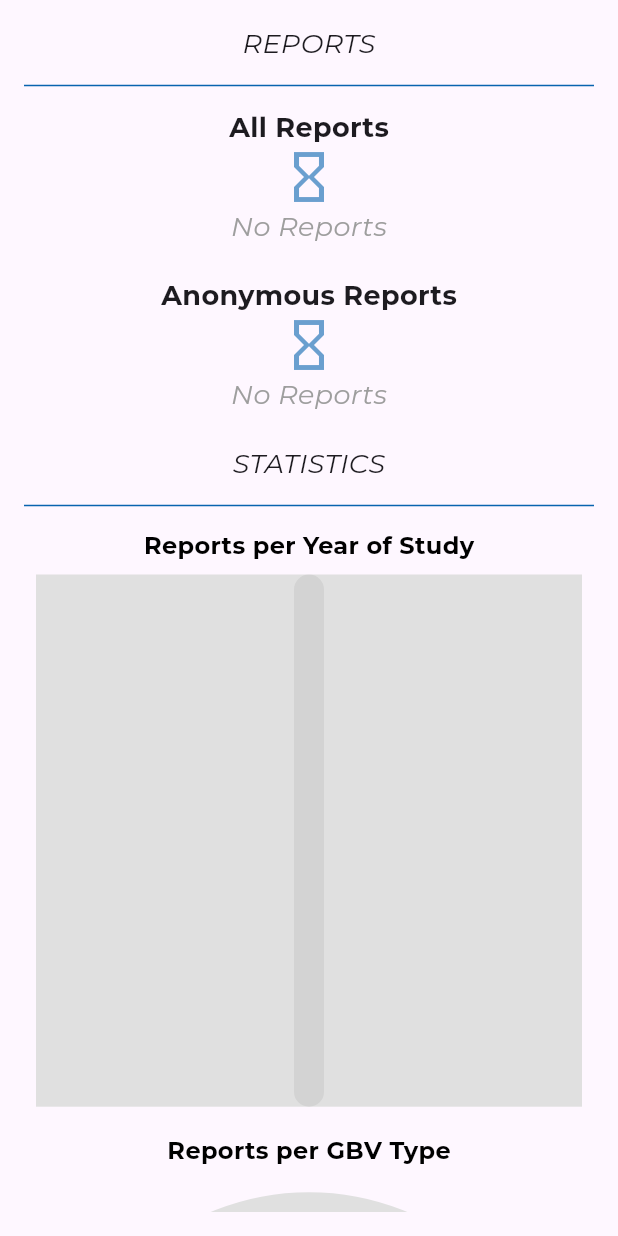
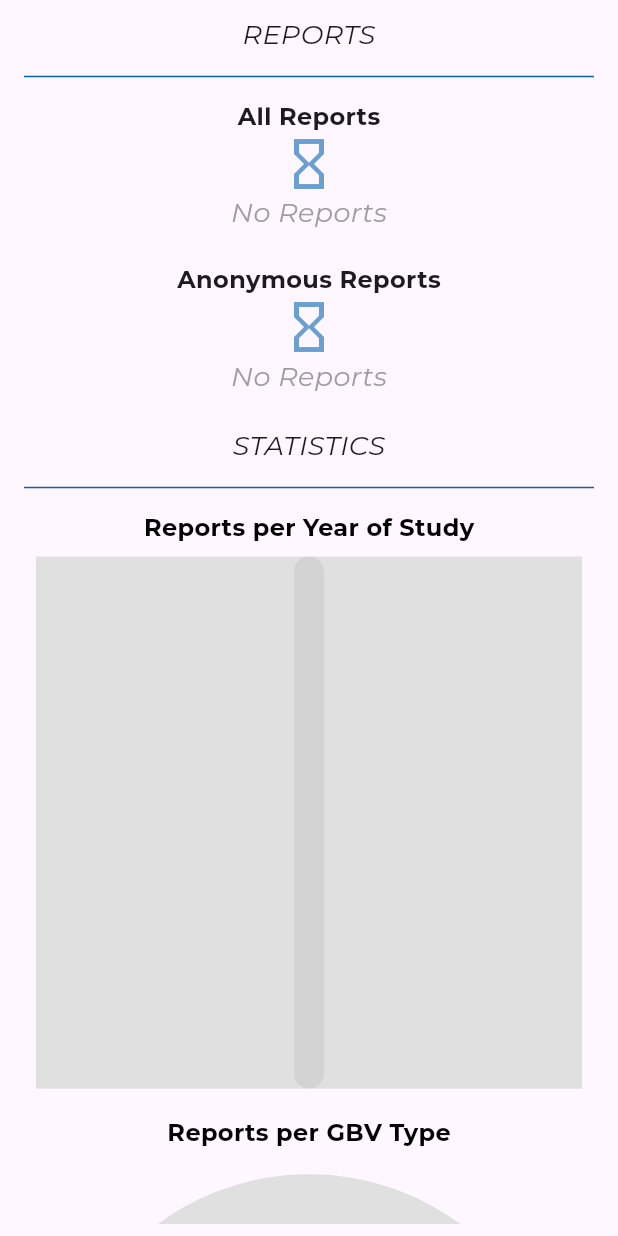
Before and after one commit to FYP-UniSafe/frontend-mobile, a Flutter app: the GDDashboard screen opened directly, on a phone screen of 412 x 824 dp. Run offline on Flutter 3.47's test engine with Material 3 defaults, Android fonts, the phone set to English and light mode, and no system bars; drawn by our look-alikes of fl_chart; our stand-ins replace email_validator, file_picker, flutter_dotenv, flutter_linkify, flutter_secure_storage, google_generative_ai and 4 more; missing offline and left inert: flutter_libphonenumber; accounts and stored records are empty; network calls fail; project files that could hold a hidden picture were left out.

Commit message:
Adjusted Screen Padding

```diff
--- a/lib/screens/main/counsel/book_counsel.dart
+++ b/lib/screens/main/counsel/book_counsel.dart
@@ -121,9 +121,12 @@ class _BookCounselState extends State<BookCounsel> {
       body: SizedBox(
         height: MediaQuery.of(context).size.height * 0.98,
         child: Padding(
-          padding: EdgeInsets.all(16.0),
+          padding: EdgeInsets.only(left: 16.0, right: 16.0),
           child: Column(
             children: [
+              SizedBox(
+                height: 10,
+              ),
               Expanded(
                 child: Form(
                   key: _formKey,
--- a/lib/screens/main/gd_dashboard.dart
+++ b/lib/screens/main/gd_dashboard.dart
@@ -31,7 +31,6 @@ class _GDDashboardState extends State<GDDashboard> {
   List<AbuseReport> _abuses = [];
   late ReportProvider _reportProvider;
 
-
   @override
   void didChangeDependencies() {
     super.didChangeDependencies();
@@ -47,9 +46,8 @@ class _GDDashboardState extends State<GDDashboard> {
   void initState() {
     WidgetsBinding.instance.addObserver(_appStateObserver);
     super.initState();
-    Future.microtask(() =>
-        Provider.of<ReportProvider>(context, listen: false)
-            .getGenderDeskReports());
+    Future.microtask(() => Provider.of<ReportProvider>(context, listen: false)
+        .getGenderDeskReports());
   }
 
   @override
@@ -62,15 +60,19 @@ class _GDDashboardState extends State<GDDashboard> {
   Widget build(BuildContext context) {
     return Scaffold(
       body: Padding(
-        padding: EdgeInsets.all(16.0),
+        padding: EdgeInsets.only(left: 16.0, right: 16.0),
         child: SizedBox(
           height: MediaQuery.of(context).size.height * 0.99,
           child: RefreshIndicator(
             onRefresh: _reportProvider.getGenderDeskReports,
+            color: Color.fromRGBO(8, 100, 175, 1),
             child: SingleChildScrollView(
               child: Column(
                 mainAxisAlignment: MainAxisAlignment.start,
                 children: [
+                  SizedBox(
+                    height: 10,
+                  ),
                   Text(
                     'REPORTS',
                     style: TextStyle(fontSize: 18.0),
@@ -79,20 +81,34 @@ class _GDDashboardState extends State<GDDashboard> {
                     height: 30.0,
                     color: Color.fromRGBO(8, 100, 175, 1.0),
                   ),
-                  Text('All Reports',
-                      style: TextStyle(
-                          fontSize: 18,
-                          fontWeight: FontWeight.bold)),
+                  Text(
+                    'All Reports',
+                    style: TextStyle(
+                      fontSize: 16,
+                      fontWeight: FontWeight.bold,
+                    ),
+                  ),
                   _reports.isNotEmpty
-                      ? Column(children: _reports.map((report) => _reportsTile(report: report)).toList(),)
+                      ? Column(
+                          children: _reports
+                              .map((report) => _reportsTile(report: report))
+                              .toList(),
+                        )
                       : _buildNoReportsView(),
                   SizedBox(height: 20),
-                  Text('Anonymous Reports',
-                      style: TextStyle(
-                          fontSize: 18,
-                          fontWeight: FontWeight.bold)),
+                  Text(
+                    'Anonymous Reports',
+                    style: TextStyle(
+                      fontSize: 16,
+                      fontWeight: FontWeight.bold,
+                    ),
+                  ),
                   _anonymousReports.isNotEmpty
-                      ? Column(children: _anonymousReports.map((report) => _reportsTile(report: report)).toList(),)
+                      ? Column(
+                          children: _anonymousReports
+                              .map((report) => _reportsTile(report: report))
+                              .toList(),
+                        )
                       : _buildNoReportsView(),
                   SizedBox(
                     height: 20,
@@ -148,10 +164,7 @@ class _GDDashboardState extends State<GDDashboard> {
                         padding: EdgeInsets.all(8.0),
                         child: BarChart(
                           BarChartData(
-                            barGroups: _perYear
-                                .asMap()
-                                .entries
-                                .map((entry) {
+                            barGroups: _perYear.asMap().entries.map((entry) {
                               int index = entry.key;
                               ReportDataPerYear data = entry.value;
                               return BarChartGroupData(
@@ -213,8 +226,7 @@ class _GDDashboardState extends State<GDDashboard> {
                                     int index = value.toInt();
                                     if (index % 2 == 0 &&
                                         index >= 0 &&
-                                        index <
-                                            _perYear.length) {
+                                        index < _perYear.length) {
                                       return Text(
                                         _perYear[index].year,
                                         style: TextStyle(color: Colors.black),
@@ -283,7 +295,7 @@ class _GDDashboardState extends State<GDDashboard> {
                       child: PieChart(
                         PieChartData(
                           sections: _getSections(_abuses),
-                          startDegreeOffset: 0,
+                          startDegreeOffset: 20,
                           sectionsSpace: 2,
                           pieTouchData: PieTouchData(
                             touchCallback:
@@ -418,7 +430,6 @@ class _GDDashboardState extends State<GDDashboard> {
     return ListView(
       shrinkWrap: true,
       children: [
-        // SizedBox(height: MediaQuery.of(context).size.height * 0.35),
         Center(
           child: Column(
             mainAxisAlignment: MainAxisAlignment.center,
@@ -446,7 +457,9 @@ class _GDDashboardState extends State<GDDashboard> {
             child: ListTile(
               title: Text(
                 "Report: ${report.abuse_type.toString()}",
-                style: TextStyle(fontSize: 16, fontWeight: FontWeight.bold),
+                style: TextStyle(
+                  fontSize: 16,
+                ),
               ),
               subtitle: Column(
                 mainAxisAlignment: MainAxisAlignment.start,
@@ -490,14 +503,12 @@ class _GDDashboardState extends State<GDDashboard> {
             ),
           ),
           Padding(
-            padding: EdgeInsets.fromLTRB(
-                8.0, 0.0, 8.0, 0.0),
+            padding: EdgeInsets.fromLTRB(8.0, 0.0, 8.0, 0.0),
             child: Divider(
-                height: 0.0,
-                color: Color.fromRGBO(
-                    8, 100, 175, 1.0)),
+              height: 0.0,
+              color: Colors.grey,
+            ),
           )
         ],
       );
-
 }
--- a/lib/screens/main/homepage.dart
+++ b/lib/screens/main/homepage.dart
@@ -34,13 +34,16 @@ class _HomePageState extends State<HomePage> {
     return Scaffold(
       //resizeToAvoidBottomInset: true,
       body: Padding(
-        padding: EdgeInsets.all(16.0),
+        padding: EdgeInsets.only(left: 16.0, right: 16.0),
         child: SizedBox(
           height: MediaQuery.of(context).size.height * 0.99,
           child: SingleChildScrollView(
             child: Column(
               mainAxisAlignment: MainAxisAlignment.start,
               children: [
+                SizedBox(
+                  height: 10,
+                ),
                 Card(
                   shape: RoundedRectangleBorder(
                     borderRadius: BorderRadius.circular(0),
--- a/lib/screens/main/onboarding.dart
+++ b/lib/screens/main/onboarding.dart
@@ -1,7 +1,6 @@
 import 'package:flutter/material.dart';
 import 'package:smooth_page_indicator/smooth_page_indicator.dart';
 import 'package:unisafe/Services/storage.dart';
-import 'package:unisafe/screens/authorization/login.dart';
 import 'package:unisafe/screens/main/main_screen.dart';
 
 import '../../Services/stateObserver.dart';
--- a/lib/screens/main/report/report_details.dart
+++ b/lib/screens/main/report/report_details.dart
@@ -2,10 +2,8 @@ import 'package:flutter/cupertino.dart';
 import 'package:flutter/material.dart';
 import 'package:flutter/widgets.dart';
 import 'package:intl/intl.dart';
-import 'package:provider/provider.dart';
 import 'package:unisafe/Models/Report.dart';
 import 'package:unisafe/resources/formats.dart';
-import '../../../Providers/reportProvider.dart';
 import '../../../Services/stateObserver.dart';
 
 class ReportDetails extends StatefulWidget {
@@ -18,11 +16,9 @@ class ReportDetails extends StatefulWidget {
 
 class _ReportDetailsState extends State<ReportDetails> {
   final _appStateObserver = AppStateObserver();
-  late ReportProvider _reportProvider;
 
   @override
   void didChangeDependencies() {
-    _reportProvider = Provider.of<ReportProvider>(context);
     super.didChangeDependencies();
   }
 
--- a/lib/screens/main/report/report_form.dart
+++ b/lib/screens/main/report/report_form.dart
@@ -136,10 +136,13 @@ class _ReportFormState extends State<ReportForm> {
         ),
       ),
       body: Padding(
-        padding: EdgeInsets.all(16.0),
+        padding: EdgeInsets.only(left: 16.0, right: 16.0),
         child: Column(
           mainAxisAlignment: MainAxisAlignment.center,
           children: [
+            SizedBox(
+              height: 10,
+            ),
             Expanded(
               child: Form(
                 key: _formKey,
--- a/lib/screens/main/report/report_list.dart
+++ b/lib/screens/main/report/report_list.dart
@@ -59,7 +59,7 @@ class _ReportListState extends State<ReportList> {
         ),
       ),
       body: Padding(
-        padding: EdgeInsets.all(8.0),
+        padding: EdgeInsets.only(left: 8.0, right: 8.0),
         child: SizedBox(
           width: MediaQuery.of(context).size.width,
           height: MediaQuery.of(context).size.height,
--- a/lib/screens/main/report/report_page.dart
+++ b/lib/screens/main/report/report_page.dart
@@ -41,11 +41,14 @@ class _ReportPageState extends State<ReportPage> {
     return Scaffold(
       resizeToAvoidBottomInset: true,
       body: Padding(
-        padding: EdgeInsets.fromLTRB(16.0, 8.0, 16.0, 8.0),
+        padding: EdgeInsets.only(left: 16.0, right: 16.0),
         child: SingleChildScrollView(
           child: Column(
             mainAxisAlignment: MainAxisAlignment.start,
             children: [
+              SizedBox(
+                height: 10,
+              ),
               Container(
                 color: Color.fromRGBO(242, 242, 228, 1.0),
                 child: Image.asset(
```
